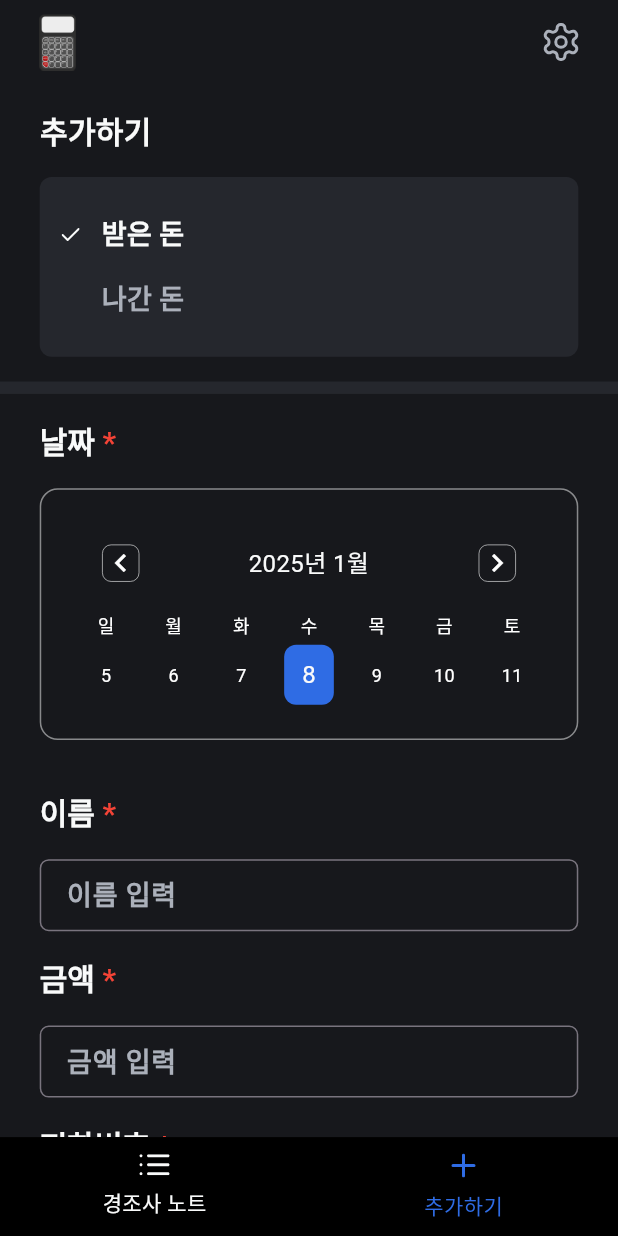
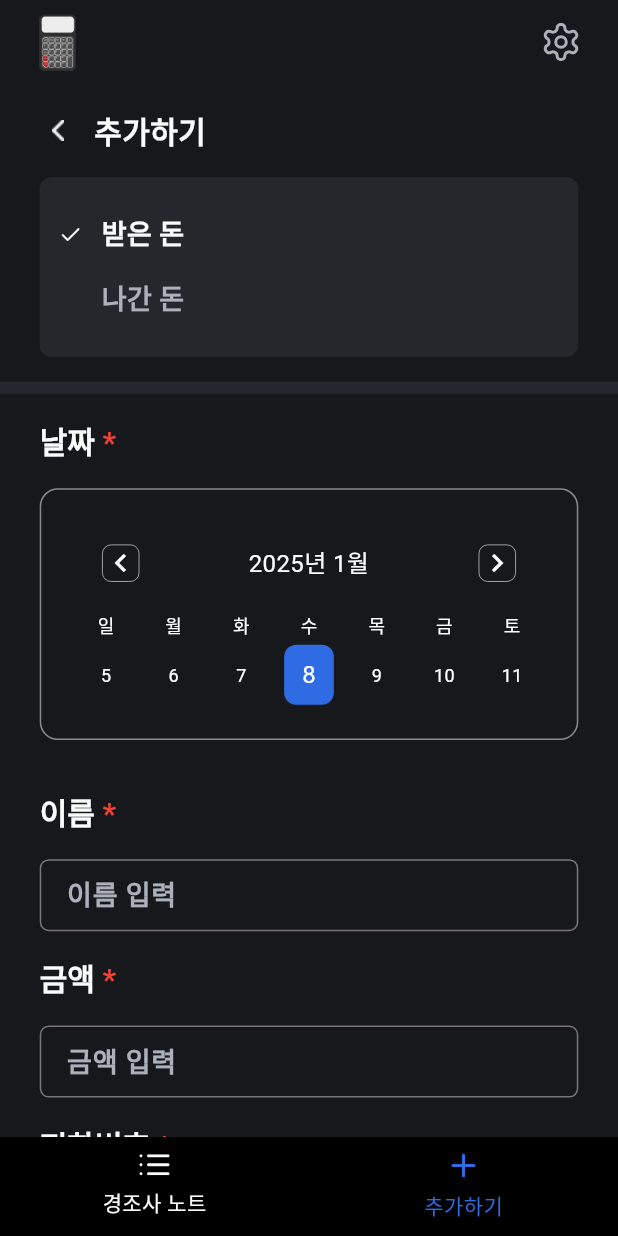
Before and after one commit to Mahesh-Malakiya/calculator, a Flutter app: the screen it shows after launch, after a tap on "데이터 복원 없이 계속하기", after a tap on "추가하기", on a phone screen of 412 x 824 dp. Run offline on Flutter 3.47's test engine with Material 3 defaults, Android fonts, the phone set to English and light mode, and no system bars; drawn by our look-alikes of table_calendar; our stand-ins replace device_preview, file_picker, flutter_svg, get, package_info_plus, permission_handler and 3 more; missing offline and left inert: new_version_plus, pixel_perfect; accounts and stored records are empty; generated files the repository leaves out were written again; Roboto replaces fonts that are missing (Pretendard).

Commit message:
refactor: simplify SplashView structure and enhance AddView interaction with back navigation

```diff
--- a/lib/module/add/view/add_view.dart
+++ b/lib/module/add/view/add_view.dart
@@ -11,6 +11,7 @@ import 'package:flutter_calculator/module/add/view/widget/calander.dart';
 import 'package:flutter_calculator/module/add/view/widget/title_with_textfield.dart';
 import 'package:flutter_calculator/module/family_event_note/view/widget/common/select_filter.dart';
 import 'package:flutter_gen/gen_l10n/app_localizations.dart';
+import 'package:flutter_svg/svg.dart';
 import 'package:get/get.dart';
 import 'package:sizer/sizer.dart';
 
@@ -46,6 +47,16 @@ class AddView extends StatelessWidget {
                     controller.isSelectedRelation.value = -1;
                     controller.isTappedEditSave.value = 0;
                     log('after : controller.mainController.selectedIndex ::: ${controller.mainController.selectedIndex.value}');
+                  } else {
+                    controller.mainController.changeIndex(0);
+                    log('before : controller.mainController.selectedIndex ::: ${controller.mainController.selectedIndex.value}');
+                    controller.mainController.changeIndex(0);
+                    controller.isEditable.value = false;
+                    controller.clearForm();
+                    controller.isSelectedFamily.value = -1;
+                    controller.isSelectedRelation.value = -1;
+                    controller.isTappedEditSave.value = 0;
+                    log('after : controller.mainController.selectedIndex ::: ${controller.mainController.selectedIndex.value}');
                   }
                 }
               },
@@ -68,13 +79,30 @@ class AddView extends StatelessWidget {
                                 SizedBox(
                                   height: 2.h,
                                 ),
+                                InkWell(
+                                  onTap: () {
+                                    controller.mainController.changeIndex(0);
+                                  },
+                                  child: Row(
+                                    children: [
+                                      SizedBox(
+                                        width: 2.w,
+                                      ),
+                                      Image.asset('assets/images/png/back.png'),
+                                      SizedBox(
+                                        width: 20,
+                                      ),
                                       Text(
                                         controller.isEditable.value
                                             ? localization!.edit
                                             : localization!.add,
                                         style: AppTextStyles(context)
                                             .display20w700
-                                      .copyWith(color: AppColors.whiteOff),
+                                            .copyWith(
+                                                color: AppColors.whiteOff),
+                                      ),
+                                    ],
+                                  ),
                                 ),
                                 SizedBox(
                                   height: 2.h,
--- a/lib/module/family_event_note/view/family_event_note_view.dart
+++ b/lib/module/family_event_note/view/family_event_note_view.dart
@@ -26,11 +26,7 @@ class FamilyEventNoteView extends StatelessWidget {
     // Scale factor based on mockup width vs screen width
     final scale = mockUpWidth / width;
 
-    return PixelPerfect(
-      scale: scale,
-      offset: Offset.zero,
-      assetPath: 'assets/images/pixel/main_1.png',
-      child: PopScope(
+    return PopScope(
       onPopInvoked: (didPop) {
         controller.isSelectedFamilyCard.value = false;
       },
@@ -56,8 +52,7 @@ class FamilyEventNoteView extends StatelessWidget {
                             children: [
                               GestureDetector(
                                 onTap: () {
-                                    controller.isSelectedFamilyCard.value =
-                                        false;
+                                  controller.isSelectedFamilyCard.value = false;
                                 },
                                 child: Icon(
                                   Icons.arrow_back_ios_new,
@@ -107,7 +102,6 @@ class FamilyEventNoteView extends StatelessWidget {
           ),
         ),
       ),
-      ),
     );
   }
 }
--- a/lib/module/login_sign_up/view/login_sign_up_view.dart
+++ b/lib/module/login_sign_up/view/login_sign_up_view.dart
@@ -17,11 +17,7 @@ class LoginSignUpView extends StatelessWidget {
     final scale = mockUpWidth / width;
     final appPreferences = AppPreferences();
     final localization = AppLocalizations.of(context);
-    return PixelPerfect(
-      scale: scale,
-      offset: Offset.zero,
-      assetPath: 'assets/images/pixel/Signup.png',
-      child: GetBuilder(
+    return GetBuilder(
       init: LoginSignUpController(),
       builder: (controller) {
         return Scaffold(
@@ -93,7 +89,6 @@ class LoginSignUpView extends StatelessWidget {
           ),
         );
       },
-      ),
     );
   }
 }
--- a/lib/module/splash/view/splash_view.dart
+++ b/lib/module/splash/view/splash_view.dart
@@ -14,11 +14,7 @@ class SplashView extends StatelessWidget {
     // Scale factor based on mockup width vs screen width
     final scale = mockUpWidth / width;
 
-    return PixelPerfect(
-      scale: scale,
-      offset: Offset.zero,
-      assetPath: 'assets/images/pixel/pixel_splash.png',
-      child: GetBuilder<SplashController>(
+    return GetBuilder<SplashController>(
       init: SplashController(),
       builder: (controller) {
         return Scaffold(
@@ -52,7 +48,6 @@ class SplashView extends StatelessWidget {
           ),
         );
       },
-      ),
     );
   }
 }
```
Also changed, not shown: assets/images/png/back.png (added). Lines whose indentation alone changed are shown as unchanged.
